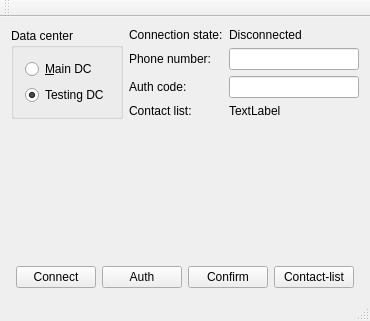
First picture: the form in testApp/MainWindow.ui, repository Kaffeine/telegram-qt, before the edit.
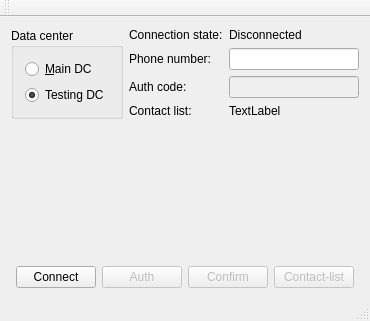
Second picture: the form after the edit.

Commit message: testApp: Added some wrong-actions-order protection.

```diff
--- a/testApp/MainWindow.ui
+++ b/testApp/MainWindow.ui
@@ -91,7 +91,11 @@
          </widget>
         </item>
         <item row="2" column="1">
-         <widget class="QLineEdit" name="confirmationCode"/>
+         <widget class="QLineEdit" name="confirmationCode">
+          <property name="enabled">
+           <bool>false</bool>
+          </property>
+         </widget>
         </item>
        </layout>
       </item>
@@ -162,6 +166,9 @@
         </item>
         <item>
          <widget class="QPushButton" name="authButton">
+          <property name="enabled">
+           <bool>false</bool>
+          </property>
           <property name="text">
            <string>Auth</string>
           </property>
@@ -169,6 +176,9 @@
         </item>
         <item>
          <widget class="QPushButton" name="signInButton">
+          <property name="enabled">
+           <bool>false</bool>
+          </property>
           <property name="text">
            <string>Confirm</string>
           </property>
@@ -176,6 +186,9 @@
         </item>
         <item>
          <widget class="QPushButton" name="contactList">
+          <property name="enabled">
+           <bool>false</bool>
+          </property>
           <property name="text">
            <string>Contact-list</string>
           </property>
```
The commit also changes 2 other files.
